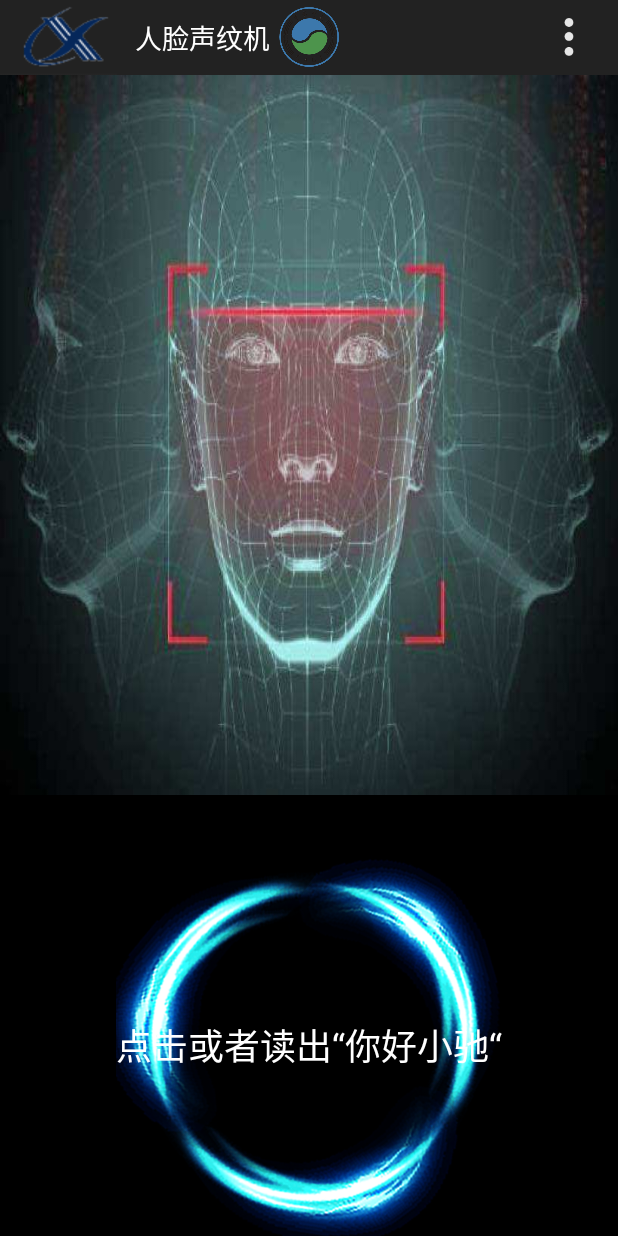
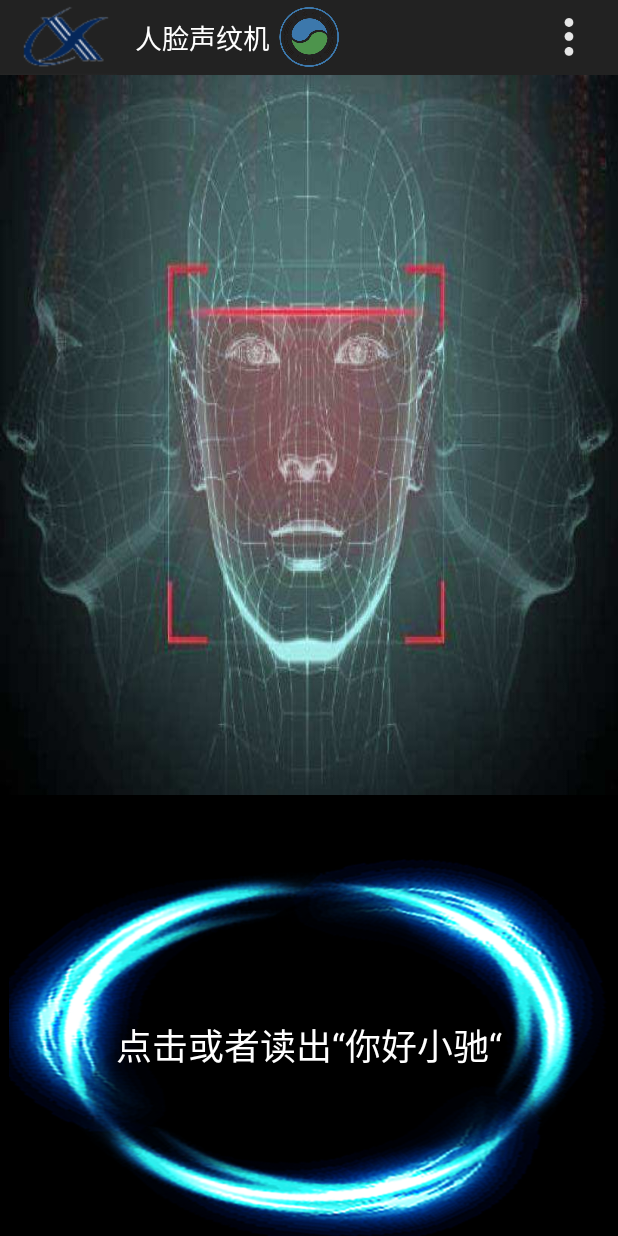
Before and after one commit to zziafyc/FaceDoorCentralOffline_01, an Android app: the FaceIndexActivity screen opened directly, with no data from a screen before it, on a phone screen of 412 x 824 dp. Run offline under Robolectric (Android 15) with nearby library versions, the phone set to English and light mode, and no system bars; our stand-ins replace ButterKnife, EventBus; libraries missing offline, so code that uses them is left out: com.aispeech.ailog, com.aispeech.dui; 6 statements that could not run were skipped.

Commit message:
项目重新跑在AS 3.1上

```diff
--- a/app/build.gradle
+++ b/app/build.gradle
@@ -2,14 +2,18 @@ apply plugin: 'com.android.application'
 
 android {
     compileSdkVersion 25
-    buildToolsVersion "26.0.1"
     defaultConfig {
         applicationId "com.example.facedoor"
-        minSdkVersion 16
-        targetSdkVersion 22
+        minSdkVersion 15
+        targetSdkVersion 25
         versionCode 1
         versionName "1.0"
         testInstrumentationRunner "android.support.test.runner.AndroidJUnitRunner"
+        javaCompileOptions {
+            annotationProcessorOptions {
+                includeCompileClasspath = true
+            }
+        }
     }
     buildTypes {
         release {
@@ -29,15 +33,16 @@ repositories {
         dirs 'libs' //就是你放aar的目录地址
     }
 }
+
 dependencies {
-    compile fileTree(dir: 'libs', include: ['*.jar'])
-    androidTestCompile('com.android.support.test.espresso:espresso-core:2.2.2', {
-        exclude group: 'com.android.support', module: 'support-annotations'
-    })
-    compile(name: 'lib-dds-1.0.8.1-release', ext: 'aar')
-    compile 'com.android.support:appcompat-v7:25.3.1'
-    compile 'com.android.support.constraint:constraint-layout:1.0.2'
-    testCompile 'junit:junit:4.12'
-    compile 'com.jakewharton:butterknife:7.0.1'
-    compile 'org.greenrobot:eventbus:3.0.0'
+    implementation fileTree(dir: 'libs', include: ['*.jar'])
+    testImplementation 'junit:junit:4.12'
+    androidTestImplementation 'com.android.support.test:runner:1.0.1'
+    androidTestImplementation 'com.android.support.test.espresso:espresso-core:3.0.1'
+
+    implementation(name: 'lib-dds-1.0.8.1-release', ext: 'aar')
+    implementation 'com.android.support:appcompat-v7:25.3.1'
+    implementation 'com.android.support.constraint:constraint-layout:1.0.2'
+    implementation 'com.jakewharton:butterknife:7.0.1'
+    implementation 'org.greenrobot:eventbus:3.0.0'
 }
--- /dev/null
+++ b/app/src/main/res/drawable-v24/ic_launcher_foreground.xml
@@ -0,0 +1,34 @@
+<vector xmlns:android="http://schemas.android.com/apk/res/android"
+        xmlns:aapt="http://schemas.android.com/aapt"
+        android:width="108dp"
+        android:height="108dp"
+        android:viewportHeight="108"
+        android:viewportWidth="108">
+    <path
+        android:fillType="evenOdd"
+        android:pathData="M32,64C32,64 38.39,52.99 44.13,50.95C51.37,48.37 70.14,49.57 70.14,49.57L108.26,87.69L108,109.01L75.97,107.97L32,64Z"
+        android:strokeColor="#00000000"
+        android:strokeWidth="1">
+        <aapt:attr name="android:fillColor">
+            <gradient
+                android:endX="78.5885"
+                android:endY="90.9159"
+                android:startX="48.7653"
+                android:startY="61.0927"
+                android:type="linear">
+                <item
+                    android:color="#44000000"
+                    android:offset="0.0"/>
+                <item
+                    android:color="#00000000"
+                    android:offset="1.0"/>
+            </gradient>
+        </aapt:attr>
+    </path>
+    <path
+        android:fillColor="#FFFFFF"
+        android:fillType="nonZero"
+        android:pathData="M66.94,46.02L66.94,46.02C72.44,50.07 76,56.61 76,64L32,64C32,56.61 35.56,50.11 40.98,46.06L36.18,41.19C35.45,40.45 35.45,39.3 36.18,38.56C36.91,37.81 38.05,37.81 38.78,38.56L44.25,44.05C47.18,42.57 50.48,41.71 54,41.71C57.48,41.71 60.78,42.57 63.68,44.05L69.11,38.56C69.84,37.81 70.98,37.81 71.71,38.56C72.44,39.3 72.44,40.45 71.71,41.19L66.94,46.02ZM62.94,56.92C64.08,56.92 65,56.01 65,54.88C65,53.76 64.08,52.85 62.94,52.85C61.8,52.85 60.88,53.76 60.88,54.88C60.88,56.01 61.8,56.92 62.94,56.92ZM45.06,56.92C46.2,56.92 47.13,56.01 47.13,54.88C47.13,53.76 46.2,52.85 45.06,52.85C43.92,52.85 43,53.76 43,54.88C43,56.01 43.92,56.92 45.06,56.92Z"
+        android:strokeColor="#00000000"
+        android:strokeWidth="1"/>
+</vector>
--- /dev/null
+++ b/app/src/main/res/drawable/ic_launcher_background.xml
@@ -0,0 +1,171 @@
+<?xml version="1.0" encoding="utf-8"?>
+<vector
+    xmlns:android="http://schemas.android.com/apk/res/android"
+    android:width="108dp"
+    android:height="108dp"
+    android:viewportHeight="108"
+    android:viewportWidth="108">
+    <path
+        android:fillColor="#26A69A"
+        android:pathData="M0,0h108v108h-108z"/>
+    <path
+        android:fillColor="#00000000"
+        android:pathData="M9,0L9,108"
+        android:strokeColor="#33FFFFFF"
+        android:strokeWidth="0.8"/>
+    <path
+        android:fillColor="#00000000"
+        android:pathData="M19,0L19,108"
+        android:strokeColor="#33FFFFFF"
+        android:strokeWidth="0.8"/>
+    <path
+        android:fillColor="#00000000"
+        android:pathData="M29,0L29,108"
+        android:strokeColor="#33FFFFFF"
+        android:strokeWidth="0.8"/>
+    <path
+        android:fillColor="#00000000"
+        android:pathData="M39,0L39,108"
+        android:strokeColor="#33FFFFFF"
+        android:strokeWidth="0.8"/>
+    <path
+        android:fillColor="#00000000"
+        android:pathData="M49,0L49,108"
+        android:strokeColor="#33FFFFFF"
+        android:strokeWidth="0.8"/>
+    <path
+        android:fillColor="#00000000"
+        android:pathData="M59,0L59,108"
+        android:strokeColor="#33FFFFFF"
+        android:strokeWidth="0.8"/>
+    <path
+        android:fillColor="#00000000"
+        android:pathData="M69,0L69,108"
+        android:strokeColor="#33FFFFFF"
+        android:strokeWidth="0.8"/>
+    <path
+        android:fillColor="#00000000"
+        android:pathData="M79,0L79,108"
+        android:strokeColor="#33FFFFFF"
+        android:strokeWidth="0.8"/>
+    <path
+        android:fillColor="#00000000"
+        android:pathData="M89,0L89,108"
+        android:strokeColor="#33FFFFFF"
+        android:strokeWidth="0.8"/>
+    <path
+        android:fillColor="#00000000"
+        android:pathData="M99,0L99,108"
+        android:strokeColor="#33FFFFFF"
+        android:strokeWidth="0.8"/>
+    <path
+        android:fillColor="#00000000"
+        android:pathData="M0,9L108,9"
+        android:strokeColor="#33FFFFFF"
+        android:strokeWidth="0.8"/>
+    <path
+        android:fillColor="#00000000"
+        android:pathData="M0,19L108,19"
+        android:strokeColor="#33FFFFFF"
+        android:strokeWidth="0.8"/>
+    <path
+        android:fillColor="#00000000"
+        android:pathData="M0,29L108,29"
+        android:strokeColor="#33FFFFFF"
+        android:strokeWidth="0.8"/>
+    <path
+        android:fillColor="#00000000"
+        android:pathData="M0,39L108,39"
+        android:strokeColor="#33FFFFFF"
+        android:strokeWidth="0.8"/>
+    <path
+        android:fillColor="#00000000"
+        android:pathData="M0,49L108,49"
+        android:strokeColor="#33FFFFFF"
+        android:strokeWidth="0.8"/>
+    <path
+        android:fillColor="#00000000"
+        android:pathData="M0,59L108,59"
+        android:strokeColor="#33FFFFFF"
+        android:strokeWidth="0.8"/>
+    <path
+        android:fillColor="#00000000"
+        android:pathData="M0,69L108,69"
+        android:strokeColor="#33FFFFFF"
+        android:strokeWidth="0.8"/>
+    <path
+        android:fillColor="#00000000"
+        android:pathData="M0,79L108,79"
+        android:strokeColor="#33FFFFFF"
+        android:strokeWidth="0.8"/>
+    <path
+        android:fillColor="#00000000"
+        android:pathData="M0,89L108,89"
+        android:strokeColor="#33FFFFFF"
+        android:strokeWidth="0.8"/>
+    <path
+        android:fillColor="#00000000"
+        android:pathData="M0,99L108,99"
+        android:strokeColor="#33FFFFFF"
+        android:strokeWidth="0.8"/>
+    <path
+        android:fillColor="#00000000"
+        android:pathData="M19,29L89,29"
+        android:strokeColor="#33FFFFFF"
+        android:strokeWidth="0.8"/>
+    <path
+        android:fillColor="#00000000"
+        android:pathData="M19,39L89,39"
+        android:strokeColor="#33FFFFFF"
+        android:strokeWidth="0.8"/>
+    <path
+        android:fillColor="#00000000"
+        android:pathData="M19,49L89,49"
+        android:strokeColor="#33FFFFFF"
+        android:strokeWidth="0.8"/>
+    <path
+        android:fillColor="#00000000"
+        android:pathData="M19,59L89,59"
+        android:strokeColor="#33FFFFFF"
+        android:strokeWidth="0.8"/>
+    <path
+        android:fillColor="#00000000"
+        android:pathData="M19,69L89,69"
+        android:strokeColor="#33FFFFFF"
+        android:strokeWidth="0.8"/>
+    <path
+        android:fillColor="#00000000"
+        android:pathData="M19,79L89,79"
+        android:strokeColor="#33FFFFFF"
+        android:strokeWidth="0.8"/>
+    <path
+        android:fillColor="#00000000"
+        android:pathData="M29,19L29,89"
+        android:strokeColor="#33FFFFFF"
+        android:strokeWidth="0.8"/>
+    <path
+        android:fillColor="#00000000"
+        android:pathData="M39,19L39,89"
+        android:strokeColor="#33FFFFFF"
+        android:strokeWidth="0.8"/>
+    <path
+        android:fillColor="#00000000"
+        android:pathData="M49,19L49,89"
+        android:strokeColor="#33FFFFFF"
+        android:strokeWidth="0.8"/>
+    <path
+        android:fillColor="#00000000"
+        android:pathData="M59,19L59,89"
+        android:strokeColor="#33FFFFFF"
+        android:strokeWidth="0.8"/>
+    <path
+        android:fillColor="#00000000"
+        android:pathData="M69,19L69,89"
+        android:strokeColor="#33FFFFFF"
+        android:strokeWidth="0.8"/>
+    <path
+        android:fillColor="#00000000"
+        android:pathData="M79,19L79,89"
+        android:strokeColor="#33FFFFFF"
+        android:strokeWidth="0.8"/>
+</vector>
--- a/app/src/main/res/layout/activity_face_index.xml
+++ b/app/src/main/res/layout/activity_face_index.xml
@@ -15,24 +15,23 @@
 
     <RelativeLayout
         android:id="@+id/afi_click_layout"
-        android:layout_width="wrap_content"
+        android:layout_width="match_parent"
         android:layout_height="wrap_content"
-        android:layout_gravity="center"
-        android:layout_marginTop="40dp"
-        android:layout_weight="0.16">
+        android:layout_marginTop="40dp">
 
         <ImageView
+
             android:id="@+id/afi_click_img"
-            android:layout_width="match_parent"
+            android:layout_width="400dp"
             android:layout_height="400dp"
             android:layout_centerInParent="true"
-            android:src="@drawable/face_1"/>
-        <!-- <ImageView
-             android:id="@+id/afi_click_img"
-             android:layout_width="350dp"
-             android:layout_height="350dp"
-             android:layout_centerInParent="true"
-             android:background="@mipmap/face2"/>-->
+            android:background="@drawable/face_1"/>
+        <!--<ImageView
+            android:id="@+id/afi_click_img"
+            android:layout_width="350dp"
+            android:layout_height="350dp"
+            android:layout_centerInParent="true"
+            android:background="@mipmap/face2"/>-->
 
         <TextView
             android:id="@+id/wakeTv"
--- /dev/null
+++ b/app/src/main/res/mipmap-anydpi-v26/ic_launcher.xml
@@ -0,0 +1,5 @@
+<?xml version="1.0" encoding="utf-8"?>
+<adaptive-icon xmlns:android="http://schemas.android.com/apk/res/android">
+    <background android:drawable="@drawable/ic_launcher_background"/>
+    <foreground android:drawable="@drawable/ic_launcher_foreground"/>
+</adaptive-icon>
--- /dev/null
+++ b/app/src/main/res/mipmap-anydpi-v26/ic_launcher_round.xml
@@ -0,0 +1,5 @@
+<?xml version="1.0" encoding="utf-8"?>
+<adaptive-icon xmlns:android="http://schemas.android.com/apk/res/android">
+    <background android:drawable="@drawable/ic_launcher_background"/>
+    <foreground android:drawable="@drawable/ic_launcher_foreground"/>
+</adaptive-icon>
--- a/build.gradle
+++ b/build.gradle
@@ -1,11 +1,14 @@
 // Top-level build file where you can add configuration options common to all sub-projects/modules.
 
 buildscript {
+
     repositories {
+        google()
         jcenter()
     }
     dependencies {
-        classpath 'com.android.tools.build:gradle:2.3.0'
+        classpath 'com.android.tools.build:gradle:3.1.0'
+
 
         // NOTE: Do not place your application dependencies here; they belong
         // in the individual module build.gradle files
@@ -14,6 +17,7 @@ buildscript {
 
 allprojects {
     repositories {
+        google()
         jcenter()
     }
 }
--- a/gradle.properties
+++ b/gradle.properties
@@ -1,16 +1,12 @@
 # Project-wide Gradle settings.
-
 # IDE (e.g. Android Studio) users:
 # Gradle settings configured through the IDE *will override*
 # any settings specified in this file.
-
 # For more details on how to configure your build environment visit
 # http://www.gradle.org/docs/current/userguide/build_environment.html
-
 # Specifies the JVM arguments used for the daemon process.
 # The setting is particularly useful for tweaking memory settings.
 org.gradle.jvmargs=-Xmx1536m
-
 # When configured, Gradle will run in incubating parallel mode.
 # This option should only be used with decoupled projects. More details, visit
 # http://www.gradle.org/docs/current/userguide/multi_project_builds.html#sec:decoupled_projects
```
Also changed, not shown: gradle/wrapper/gradle-wrapper.properties, 10 other files.
